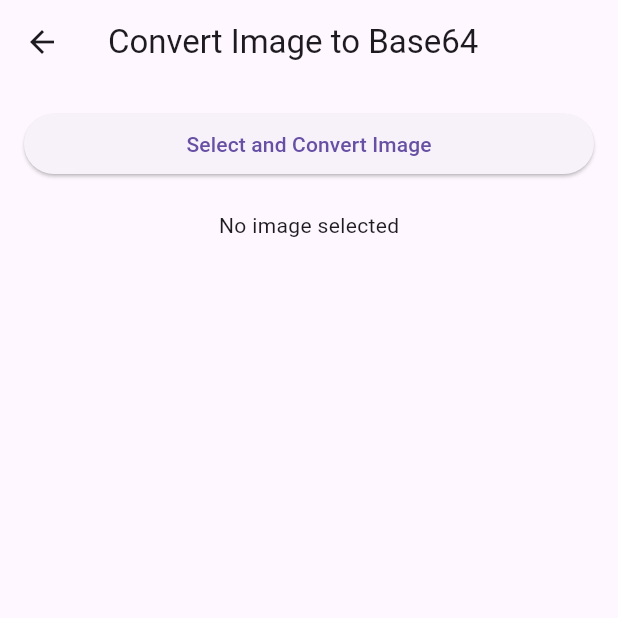
After one commit to OCRServiceCMC/mobile_ocr, a Flutter app: the ImageToBase64Page screen opened directly, after a tap on "Select and Convert Image", on a phone screen of 412 x 824 dp, the top half of it. The commit adds this screen. Run offline on Flutter 3.47's test engine with Material 3 defaults, Android fonts, the phone set to English and light mode, and no system bars; our stand-ins replace file_picker, permission_handler, shared_preferences; accounts and stored records are empty.

Commit message:
thêm tính năng OCR Image->base64

```diff
--- a/lib/layout/custom_drawer.dart
+++ b/lib/layout/custom_drawer.dart
@@ -1,6 +1,7 @@
 // lib/layout/custom_drawer.dart
 import 'package:flutter/material.dart';
 import 'package:flutter_application_1/pages/uploaded_files/upload_file_page.dart';
+import 'package:flutter_application_1/pages/ocr_page/imagetobase64page.dart';
 
 class CustomDrawer extends StatelessWidget {
   const CustomDrawer({super.key});
@@ -40,6 +41,16 @@ class CustomDrawer extends StatelessWidget {
               );
             },
           ),
+          ListTile(
+            leading: const Icon(Icons.upload_file),
+            title: const Text('OCR Image'),
+            onTap: () {
+              Navigator.push(
+                context,
+                MaterialPageRoute(builder: (context) => const ImageToBase64Page()),
+              );
+            },
+          ),
         ],
       ),
     );
--- /dev/null
+++ b/lib/pages/ocr_page/imagetobase64page.dart
@@ -0,0 +1,90 @@
+import 'dart:convert';
+import 'dart:io';
+import 'package:flutter/material.dart';
+import 'package:http/http.dart' as http;
+import 'package:file_picker/file_picker.dart';
+import 'package:shared_preferences/shared_preferences.dart';
+
+class ImageToBase64Page extends StatefulWidget {
+  const ImageToBase64Page({super.key});
+
+  @override
+  _ImageToBase64PageState createState() => _ImageToBase64PageState();
+}
+
+class _ImageToBase64PageState extends State<ImageToBase64Page> {
+  String? _base64String;
+
+  Future<String?> _getToken() async {
+    SharedPreferences prefs = await SharedPreferences.getInstance();
+    return prefs.getString('authToken');
+  }
+
+  Future<void> _convertImageToBase64() async {
+    FilePickerResult? result = await FilePicker.platform.pickFiles();
+
+    if (result != null) {
+      File file = File(result.files.single.path!);
+      final token = await _getToken();
+      if (token == null) {
+        ScaffoldMessenger.of(context).showSnackBar(
+          const SnackBar(content: Text('No auth token found!')),
+        );
+        return;
+      }
+
+      final url = Uri.parse('http://10.0.2.2:8081/api/converter/image-to-base64');
+
+      final request = http.MultipartRequest('POST', url)
+        ..headers['Authorization'] = 'Bearer $token'
+        ..files.add(await http.MultipartFile.fromPath('file', file.path));
+
+      final response = await request.send();
+
+      if (response.statusCode == 200) {
+        final responseData = await http.Response.fromStream(response);
+        setState(() {
+          _base64String = responseData.body;
+        });
+      } else {
+        ScaffoldMessenger.of(context).showSnackBar(
+          SnackBar(content: Text('Failed to convert image: ${response.statusCode}')),
+        );
+      }
+    }
+  }
+
+  @override
+  Widget build(BuildContext context) {
+    return Scaffold(
+      appBar: AppBar(
+        title: const Text('Convert Image to Base64'),
+      ),
+      body: Padding(
+        padding: const EdgeInsets.all(16.0),
+        child: Column(
+          crossAxisAlignment: CrossAxisAlignment.stretch,
+          children: <Widget>[
+            ElevatedButton(
+              onPressed: _convertImageToBase64,
+              child: const Text('Select and Convert Image'),
+            ),
+            const SizedBox(height: 20),
+            _base64String != null
+                ? Expanded(
+              child: SingleChildScrollView(
+                child: SelectableText(
+                  _base64String!,
+                  style: const TextStyle(fontSize: 12),
+                ),
+              ),
+            )
+                : const Center(
+              child: Text('No image selected'),
+            ),
+          ],
+        ),
+      ),
+    );
+  }
+}
```
